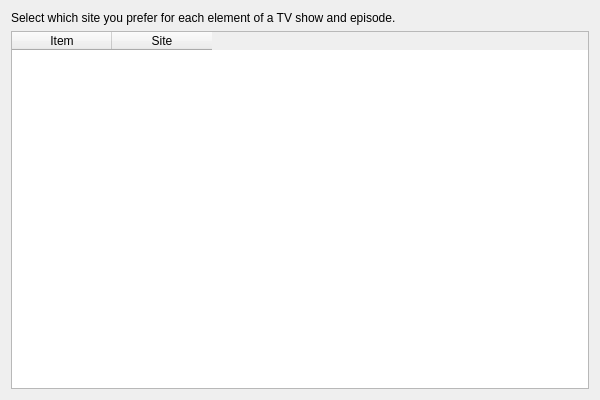
Komet/MediaElch, file src/ui/settings/TvScraperSettingsWidget.ui: the form before one commit.
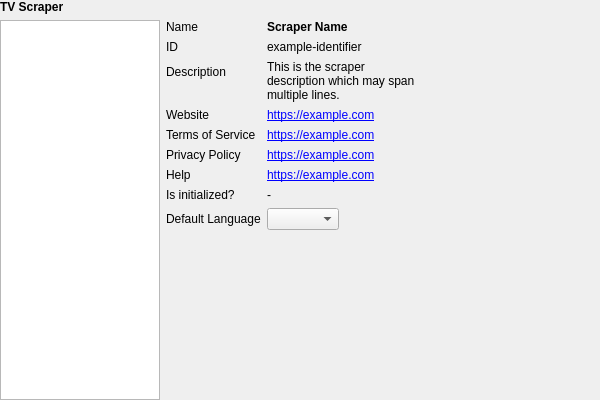
The form after the commit. Custom widgets are drawn as their Qt base class.

Commit message: [Scrapers] Introduce new TV show scraper interface

```diff
--- a/src/ui/settings/TvScraperSettingsWidget.ui
+++ b/src/ui/settings/TvScraperSettingsWidget.ui
@@ -10,48 +10,302 @@
     <height>400</height>
    </rect>
   </property>
-  <layout class="QVBoxLayout" name="verticalLayout_4" stretch="0,1">
+  <layout class="QHBoxLayout" name="horizontalLayout_2" stretch="0,1">
+   <property name="leftMargin">
+    <number>0</number>
+   </property>
+   <property name="topMargin">
+    <number>0</number>
+   </property>
+   <property name="rightMargin">
+    <number>0</number>
+   </property>
+   <property name="bottomMargin">
+    <number>0</number>
+   </property>
    <item>
-    <widget class="QLabel" name="lblTvScraperSettingsHelp">
-     <property name="text">
-      <string>Select which site you prefer for each element of a TV show and episode.</string>
-     </property>
-     <property name="wordWrap">
-      <bool>true</bool>
-     </property>
-    </widget>
+    <layout class="QVBoxLayout" name="layoutTvScrapersSidebar">
+     <item>
+      <widget class="QLabel" name="lblHeadingTvScrapers">
+       <property name="font">
+        <font>
+         <weight>75</weight>
+         <bold>true</bold>
+        </font>
+       </property>
+       <property name="text">
+        <string>TV Scraper</string>
+       </property>
+      </widget>
+     </item>
+     <item>
+      <widget class="QListWidget" name="tvScraperList">
+       <property name="minimumSize">
+        <size>
+         <width>100</width>
+         <height>0</height>
+        </size>
+       </property>
+       <property name="maximumSize">
+        <size>
+         <width>160</width>
+         <height>16777215</height>
+        </size>
+       </property>
+       <property name="spacing">
+        <number>2</number>
+       </property>
+       <property name="wordWrap">
+        <bool>true</bool>
+       </property>
+      </widget>
+     </item>
+    </layout>
    </item>
    <item>
-    <widget class="QTableWidget" name="tvScraperTable">
-     <property name="editTriggers">
-      <set>QAbstractItemView::NoEditTriggers</set>
-     </property>
-     <property name="alternatingRowColors">
-      <bool>true</bool>
-     </property>
-     <property name="selectionMode">
-      <enum>QAbstractItemView::NoSelection</enum>
-     </property>
-     <property name="showGrid">
-      <bool>false</bool>
-     </property>
-     <attribute name="verticalHeaderVisible">
-      <bool>false</bool>
-     </attribute>
-     <column>
-      <property name="text">
-       <string>Item</string>
-      </property>
-     </column>
-     <column>
-      <property name="text">
-       <string>Site</string>
-      </property>
-     </column>
-    </widget>
+    <layout class="QVBoxLayout" name="vLayout_tvScraperInfos">
+     <item>
+      <widget class="QLabel" name="lblScraperDetails">
+       <property name="font">
+        <font>
+         <weight>75</weight>
+         <bold>true</bold>
+        </font>
+       </property>
+       <property name="text">
+        <string/>
+       </property>
+      </widget>
+     </item>
+     <item>
+      <layout class="QHBoxLayout" name="horizontalLayout">
+       <item>
+        <layout class="QFormLayout" name="formLayout">
+         <property name="fieldGrowthPolicy">
+          <enum>QFormLayout::ExpandingFieldsGrow</enum>
+         </property>
+         <item row="0" column="0">
+          <widget class="QLabel" name="lblName">
+           <property name="text">
+            <string>Name</string>
+           </property>
+          </widget>
+         </item>
+         <item row="0" column="1">
+          <widget class="QLabel" name="txtName">
+           <property name="font">
+            <font>
+             <weight>75</weight>
+             <bold>true</bold>
+            </font>
+           </property>
+           <property name="text">
+            <string notr="true">Scraper Name</string>
+           </property>
+          </widget>
+         </item>
+         <item row="1" column="0">
+          <widget class="QLabel" name="lblId">
+           <property name="text">
+            <string>ID</string>
+           </property>
+          </widget>
+         </item>
+         <item row="1" column="1">
+          <widget class="QLabel" name="txtId">
+           <property name="toolTip">
+            <string>Internal TV scraper ID. Used as key in MediaElch's settings.</string>
+           </property>
+           <property name="text">
+            <string notr="true">example-identifier</string>
+           </property>
+          </widget>
+         </item>
+         <item row="2" column="0">
+          <widget class="QLabel" name="lblDescription">
+           <property name="text">
+            <string>Description</string>
+           </property>
+          </widget>
+         </item>
+         <item row="2" column="1">
+          <widget class="QLabel" name="txtDescription">
+           <property name="sizePolicy">
+            <sizepolicy hsizetype="Preferred" vsizetype="Preferred">
+             <horstretch>1</horstretch>
+             <verstretch>0</verstretch>
+            </sizepolicy>
+           </property>
+           <property name="maximumSize">
+            <size>
+             <width>400</width>
+             <height>800</height>
+            </size>
+           </property>
+           <property name="text">
+            <string notr="true">This is the scraper
+description which may span
+multiple lines.</string>
+           </property>
+           <property name="textFormat">
+            <enum>Qt::PlainText</enum>
+           </property>
+           <property name="wordWrap">
+            <bool>true</bool>
+           </property>
+          </widget>
+         </item>
+         <item row="3" column="0">
+          <widget class="QLabel" name="lblWebsite">
+           <property name="text">
+            <string>Website</string>
+           </property>
+           <property name="textFormat">
+            <enum>Qt::PlainText</enum>
+           </property>
+          </widget>
+         </item>
+         <item row="3" column="1">
+          <widget class="QLabel" name="txtWebsite">
+           <property name="toolTip">
+            <string>The scraper's main website.</string>
+           </property>
+           <property name="text">
+            <string notr="true">&lt;a href=&quot;https://example.com&quot;&gt;https://example.com&lt;/a&gt;</string>
+           </property>
+           <property name="openExternalLinks">
+            <bool>true</bool>
+           </property>
+          </widget>
+         </item>
+         <item row="4" column="0">
+          <widget class="QLabel" name="lblTOS">
+           <property name="text">
+            <string>Terms of Service</string>
+           </property>
+          </widget>
+         </item>
+         <item row="4" column="1">
+          <widget class="QLabel" name="txtTOS">
+           <property name="toolTip">
+            <string>Terms of service of the TV scraper.</string>
+           </property>
+           <property name="text">
+            <string notr="true">&lt;a href=&quot;https://example.com&quot;&gt;https://example.com&lt;/a&gt;</string>
+           </property>
+           <property name="openExternalLinks">
+            <bool>true</bool>
+           </property>
+          </widget>
+         </item>
+         <item row="5" column="0">
+          <widget class="QLabel" name="lblPrivacyPolicy">
+           <property name="text">
+            <string>Privacy Policy</string>
+           </property>
+          </widget>
+         </item>
+         <item row="5" column="1">
+          <widget class="QLabel" name="txtPrivacyPolicy">
+           <property name="toolTip">
+            <string>Privacy Policy of the scraper.</string>
+           </property>
+           <property name="text">
+            <string notr="true">&lt;a href=&quot;https://example.com&quot;&gt;https://example.com&lt;/a&gt;</string>
+           </property>
+           <property name="openExternalLinks">
+            <bool>true</bool>
+           </property>
+          </widget>
+         </item>
+         <item row="6" column="0">
+          <widget class="QLabel" name="lblHelpUrl">
+           <property name="text">
+            <string>Help</string>
+           </property>
+          </widget>
+         </item>
+         <item row="6" column="1">
+          <widget class="QLabel" name="txtHelp">
+           <property name="toolTip">
+            <string>Where to get help for the TV scraper.</string>
+           </property>
+           <property name="text">
+            <string notr="true">&lt;a href=&quot;https://example.com&quot;&gt;https://example.com&lt;/a&gt;</string>
+           </property>
+           <property name="openExternalLinks">
+            <bool>true</bool>
+           </property>
+          </widget>
+         </item>
+         <item row="7" column="0">
+          <widget class="QLabel" name="lblInitialized">
+           <property name="toolTip">
+            <string>Is the scraper initialized?</string>
+           </property>
+           <property name="text">
+            <string>Is initialized?</string>
+           </property>
+          </widget>
+         </item>
+         <item row="8" column="0">
+          <widget class="QLabel" name="lblDefaultLanguage">
+           <property name="text">
+            <string>Default Language</string>
+           </property>
+          </widget>
+         </item>
+         <item row="8" column="1">
+          <widget class="LanguageCombo" name="comboLanguage"/>
+         </item>
+         <item row="7" column="1">
+          <widget class="QLabel" name="txtInitialized">
+           <property name="text">
+            <string notr="true">-</string>
+           </property>
+          </widget>
+         </item>
+        </layout>
+       </item>
+       <item>
+        <spacer name="horizontalSpacer_2">
+         <property name="orientation">
+          <enum>Qt::Horizontal</enum>
+         </property>
+         <property name="sizeHint" stdset="0">
+          <size>
+           <width>40</width>
+           <height>20</height>
+          </size>
+         </property>
+        </spacer>
+       </item>
+      </layout>
+     </item>
+     <item>
+      <spacer name="vSpacer_tvScraper">
+       <property name="orientation">
+        <enum>Qt::Vertical</enum>
+       </property>
+       <property name="sizeHint" stdset="0">
+        <size>
+         <width>20</width>
+         <height>40</height>
+        </size>
+       </property>
+      </spacer>
+     </item>
+    </layout>
    </item>
   </layout>
  </widget>
+ <customwidgets>
+  <customwidget>
+   <class>LanguageCombo</class>
+   <extends>QComboBox</extends>
+   <header location="global">ui/small_widgets/LanguageCombo.h</header>
+  </customwidget>
+ </customwidgets>
  <resources/>
  <connections/>
 </ui>
```
The commit also changes 228 other files.
